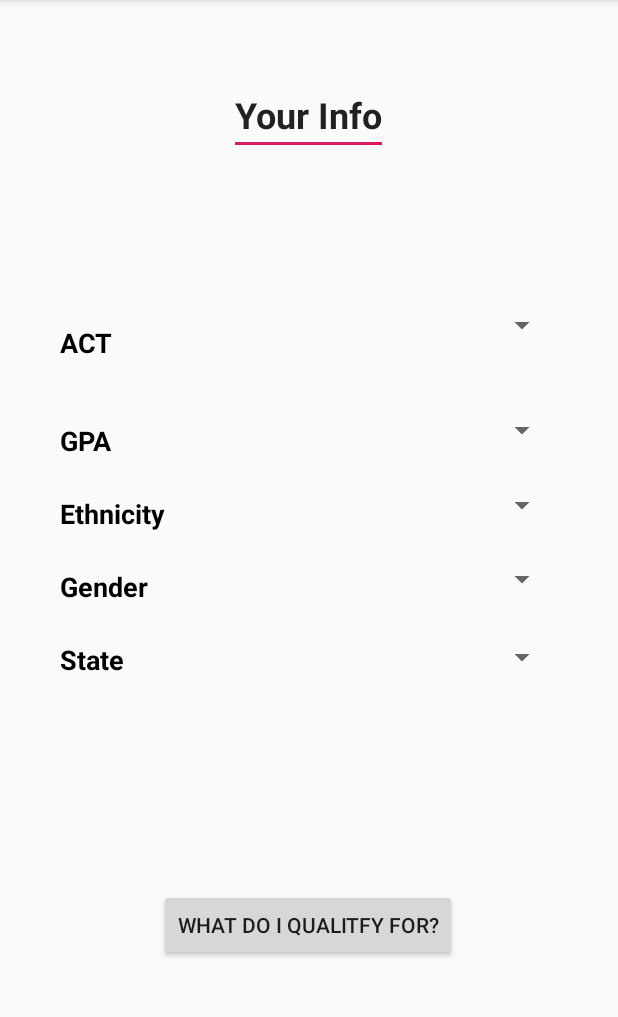
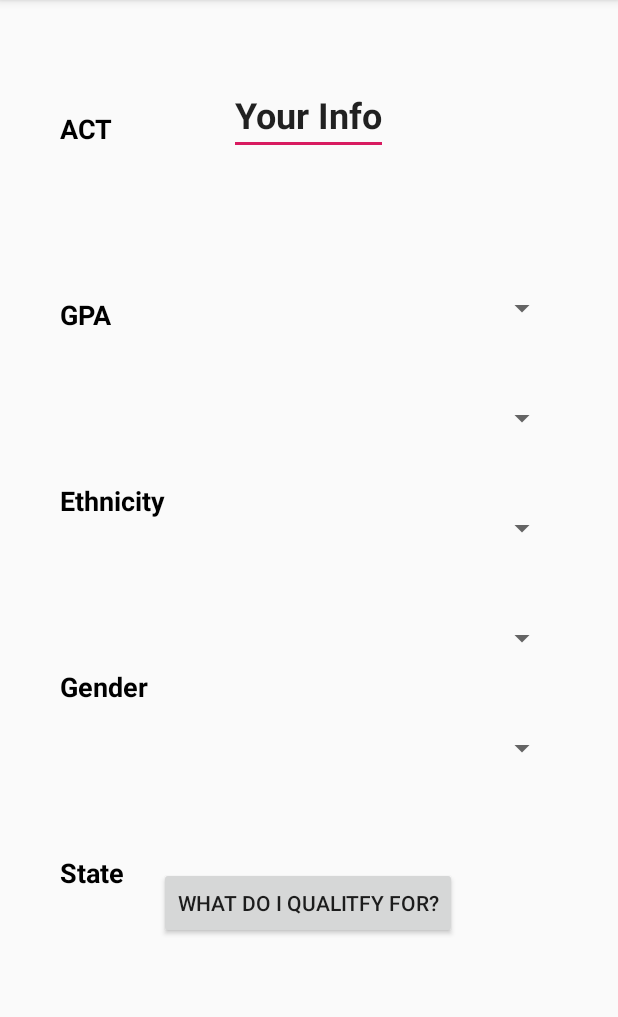
Before and after one commit to guillermo31/ScholarShare, an Android app: the activity_user_input screen opened directly, with no data from a screen before it, on a phone screen of 412 x 824 dp, the part 84-1101 px from its top. Run offline under Robolectric (Android 15) with nearby library versions, the phone set to English and light mode, and no system bars.

Commit message:
added some constraints and bullshit method.

```diff
--- a/app/src/main/java/com/ctecgang/scholarshare/ViewController.java
+++ b/app/src/main/java/com/ctecgang/scholarshare/ViewController.java
@@ -4,6 +4,8 @@ public class ViewController
 {
 public boolean doesQualify(Scholarship scholarship, User user)
 {
-
+    boolean qualifies = false;
+   // if(User.getAct().parseInt() >= )
+    return qualifies;
 }
 }
--- a/app/src/main/res/layout/activity_user_input.xml
+++ b/app/src/main/res/layout/activity_user_input.xml
@@ -30,13 +30,15 @@
         android:layout_height="wrap_content"
         android:layout_marginStart="40dp"
         android:layout_marginLeft="40dp"
+        android:layout_marginTop="75dp"
         android:layout_marginBottom="24dp"
         android:text="Ethnicity"
         android:textColor="@color/common_google_signin_btn_text_dark_focused"
         android:textSize="18sp"
         android:textStyle="bold"
         app:layout_constraintBottom_toTopOf="@+id/GenderLabel"
-        app:layout_constraintStart_toStartOf="parent" />
+        app:layout_constraintStart_toStartOf="parent"
+        app:layout_constraintTop_toBottomOf="@+id/GPALabel" />
 
     <TextView
         android:id="@+id/GPALabel"
@@ -44,13 +46,15 @@
         android:layout_height="wrap_content"
         android:layout_marginStart="40dp"
         android:layout_marginLeft="40dp"
+        android:layout_marginTop="75dp"
         android:layout_marginBottom="24dp"
         android:text="GPA"
         android:textColor="@color/common_google_signin_btn_text_dark_focused"
         android:textSize="18sp"
         android:textStyle="bold"
         app:layout_constraintBottom_toTopOf="@+id/EthnicityLabel"
-        app:layout_constraintStart_toStartOf="parent" />
+        app:layout_constraintStart_toStartOf="parent"
+        app:layout_constraintTop_toBottomOf="@+id/ACTLabel" />
 
     <TextView
         android:id="@+id/ACTLabel"
@@ -58,7 +62,7 @@
         android:layout_height="wrap_content"
         android:layout_marginStart="40dp"
         android:layout_marginLeft="40dp"
-        android:layout_marginTop="199dp"
+        android:layout_marginTop="215dp"
         android:layout_marginBottom="24dp"
         android:text="@string/act"
         android:textColor="@color/common_google_signin_btn_text_dark_focused"
@@ -74,13 +78,15 @@
         android:layout_height="wrap_content"
         android:layout_marginStart="40dp"
         android:layout_marginLeft="40dp"
+        android:layout_marginTop="75dp"
         android:layout_marginBottom="24dp"
         android:text="Gender"
         android:textColor="@color/common_google_signin_btn_text_dark_focused"
         android:textSize="18sp"
         android:textStyle="bold"
         app:layout_constraintBottom_toTopOf="@+id/StateLabel"
-        app:layout_constraintStart_toStartOf="parent" />
+        app:layout_constraintStart_toStartOf="parent"
+        app:layout_constraintTop_toBottomOf="@+id/EthnicityLabel" />
 
     <TextView
         android:id="@+id/StateLabel"
@@ -88,66 +94,77 @@
         android:layout_height="wrap_content"
         android:layout_marginStart="40dp"
         android:layout_marginLeft="40dp"
+        android:layout_marginTop="75dp"
         android:layout_marginBottom="316dp"
         android:text="State"
         android:textColor="@color/common_google_signin_btn_text_dark_focused"
         android:textSize="18sp"
         android:textStyle="bold"
         app:layout_constraintBottom_toBottomOf="parent"
-        app:layout_constraintStart_toStartOf="parent" />
+        app:layout_constraintStart_toStartOf="parent"
+        app:layout_constraintTop_toBottomOf="@+id/GenderLabel" />
 
     <Spinner
         android:id="@+id/ACTDropDown"
         android:layout_width="136dp"
         android:layout_height="28dp"
-        android:layout_marginTop="81dp"
+        android:layout_marginTop="252dp"
         android:layout_marginEnd="40dp"
         android:layout_marginRight="40dp"
         android:layout_marginBottom="24dp"
         android:spinnerMode="dropdown"
         app:layout_constraintBottom_toTopOf="@+id/GPADropDown"
         app:layout_constraintEnd_toEndOf="parent"
-        app:layout_constraintTop_toBottomOf="@+id/Title" />
+        app:layout_constraintTop_toTopOf="parent"
+        app:layout_constraintVertical_chainStyle="packed" />
 
     <Spinner
         android:id="@+id/GPADropDown"
         android:layout_width="136dp"
         android:layout_height="28dp"
+        android:layout_marginTop="21dp"
         android:layout_marginEnd="40dp"
         android:layout_marginRight="40dp"
         android:layout_marginBottom="24dp"
         app:layout_constraintBottom_toTopOf="@+id/EthnicityDropDown"
-        app:layout_constraintEnd_toEndOf="parent" />
+        app:layout_constraintEnd_toEndOf="parent"
+        app:layout_constraintTop_toBottomOf="@+id/ACTDropDown" />
 
     <Spinner
         android:id="@+id/EthnicityDropDown"
         android:layout_width="136dp"
-        android:layout_height="23dp"
+        android:layout_height="28dp"
+        android:layout_marginTop="21dp"
         android:layout_marginEnd="40dp"
         android:layout_marginRight="40dp"
         android:layout_marginBottom="24dp"
         app:layout_constraintBottom_toTopOf="@+id/GenderDropDown"
-        app:layout_constraintEnd_toEndOf="parent" />
+        app:layout_constraintEnd_toEndOf="parent"
+        app:layout_constraintTop_toBottomOf="@+id/GPADropDown" />
 
     <Spinner
         android:id="@+id/GenderDropDown"
         android:layout_width="136dp"
         android:layout_height="28dp"
+        android:layout_marginTop="21dp"
         android:layout_marginEnd="40dp"
         android:layout_marginRight="40dp"
         android:layout_marginBottom="24dp"
         app:layout_constraintBottom_toTopOf="@+id/StateDropDown"
-        app:layout_constraintEnd_toEndOf="parent" />
+        app:layout_constraintEnd_toEndOf="parent"
+        app:layout_constraintTop_toBottomOf="@+id/EthnicityDropDown" />
 
     <Spinner
         android:id="@+id/StateDropDown"
         android:layout_width="136dp"
         android:layout_height="28dp"
+        android:layout_marginTop="21dp"
         android:layout_marginEnd="40dp"
         android:layout_marginRight="40dp"
         android:layout_marginBottom="316dp"
         app:layout_constraintBottom_toBottomOf="parent"
-        app:layout_constraintEnd_toEndOf="parent" />
+        app:layout_constraintEnd_toEndOf="parent"
+        app:layout_constraintTop_toBottomOf="@+id/GenderDropDown" />
 
     <Button
         android:id="@+id/SearchButton"
@@ -155,12 +172,14 @@
         android:layout_height="wrap_content"
         android:layout_marginStart="96dp"
         android:layout_marginLeft="96dp"
+        android:layout_marginTop="50dp"
         android:layout_marginEnd="97dp"
         android:layout_marginRight="97dp"
         android:layout_marginBottom="127dp"
         android:text="What Do I Qualitfy For?"
         app:layout_constraintBottom_toBottomOf="parent"
         app:layout_constraintEnd_toEndOf="parent"
-        app:layout_constraintStart_toStartOf="parent" />
+        app:layout_constraintStart_toStartOf="parent"
+        app:layout_constraintTop_toBottomOf="@+id/StateDropDown" />
 
 </android.support.constraint.ConstraintLayout>
```
